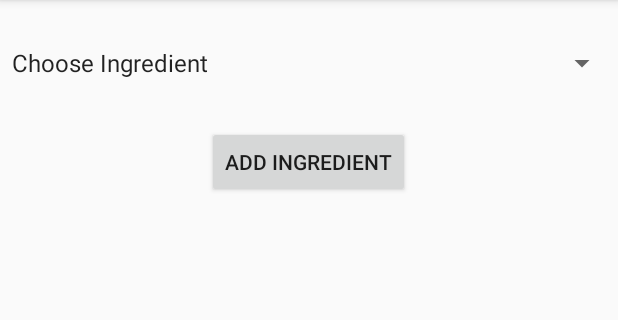
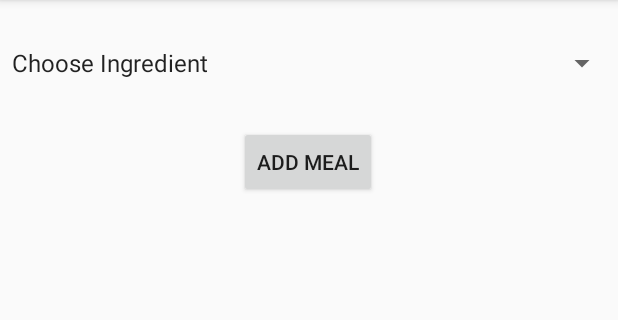
Before and after one commit to RyanJPete/Calorie-Weight-Tracker, an Android app: the AddMealActivity screen opened directly, with no data from a screen before it, on a phone screen of 412 x 824 dp, the part 84-404 px from its top. Run offline under Robolectric (Android 15) with nearby library versions, the phone set to English and light mode, and no system bars; our stand-ins replace Room's generated code.

Commit message:
Placed converters to store list of ingredients in room

```diff
--- a/app/src/main/java/com/example/fitnesstracker/AppDatabase.java
+++ b/app/src/main/java/com/example/fitnesstracker/AppDatabase.java
@@ -2,8 +2,14 @@ package com.example.fitnesstracker;
 
 import androidx.room.Database;
 import androidx.room.RoomDatabase;
+import androidx.room.TypeConverter;
+import androidx.room.TypeConverters;
+
+import java.util.LinkedList;
+import java.util.List;
 
 @Database(entities = {DayStats.class, IngredientStats.class, MealStats.class}, version = 1)
+@TypeConverters(Converters.class)
 public abstract class AppDatabase extends RoomDatabase {
     public abstract DateDao DayStats();
     public abstract IngredientDao IngredientStats();
--- a/app/src/main/res/layout/activity_add_meal.xml
+++ b/app/src/main/res/layout/activity_add_meal.xml
@@ -10,7 +10,8 @@
         android:id="@+id/addMealBtn"
         android:layout_width="wrap_content"
         android:layout_height="wrap_content"
-        android:text="@string/addIngredientBtnTxt"
+        android:onClick="addMeal"
+        android:text="@string/addMealBtnTxt"
         app:layout_constraintBottom_toBottomOf="parent"
         app:layout_constraintEnd_toEndOf="parent"
         app:layout_constraintHorizontal_bias="0.498"
--- a/app/src/main/res/values/strings.xml
+++ b/app/src/main/res/values/strings.xml
@@ -11,5 +11,5 @@
     <string name="fatTxtTxt">Enter Fat</string>
     <string name="proteinTxtTxt">Enter Protein</string>
     <string name="addIngredientBtnTxt">Add Ingredient</string>
-    <string name="mealBtnTxt">Add Meal</string>
+    <string name="addMealBtnTxt">Add Meal</string>
 </resources>
```
Also changed, not shown: app/src/main/java/com/example/fitnesstracker/AddMealActivity.java (+17 -0 lines), app/src/main/java/com/example/fitnesstracker/Converters.java (added, +22 -0 lines), app/src/main/java/com/example/fitnesstracker/MealStats.java (+4 -11 lines).
